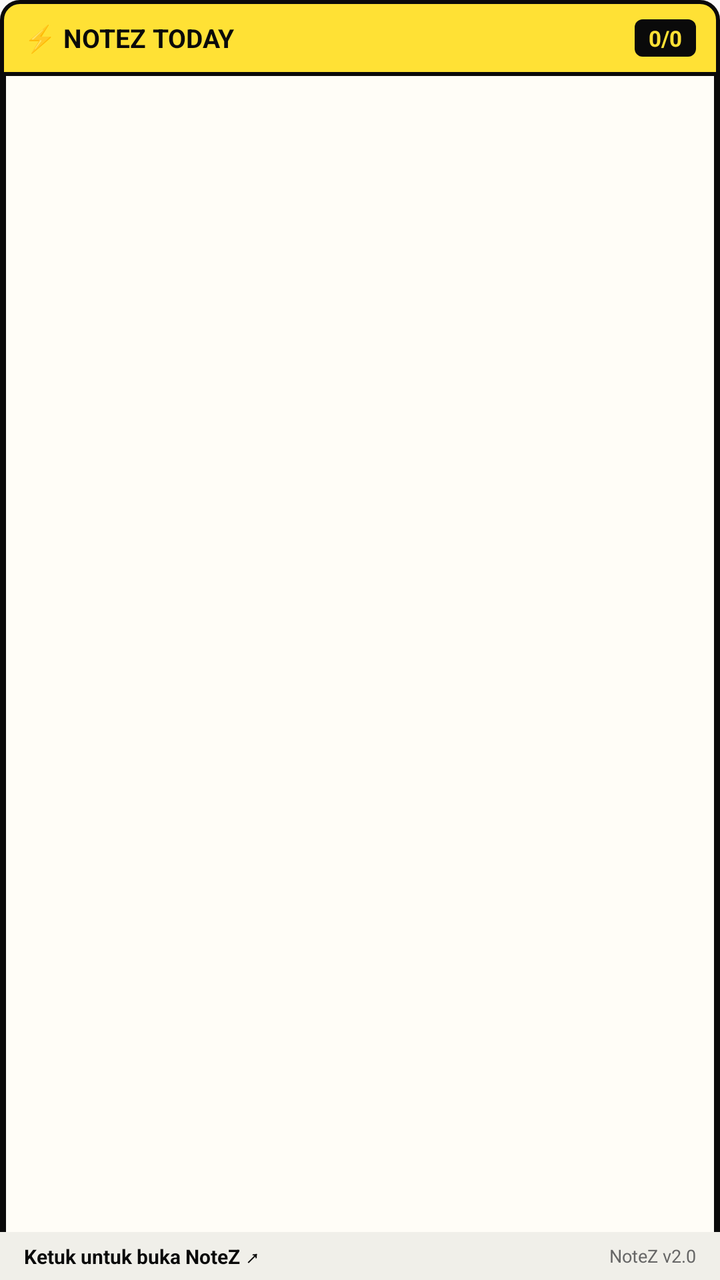
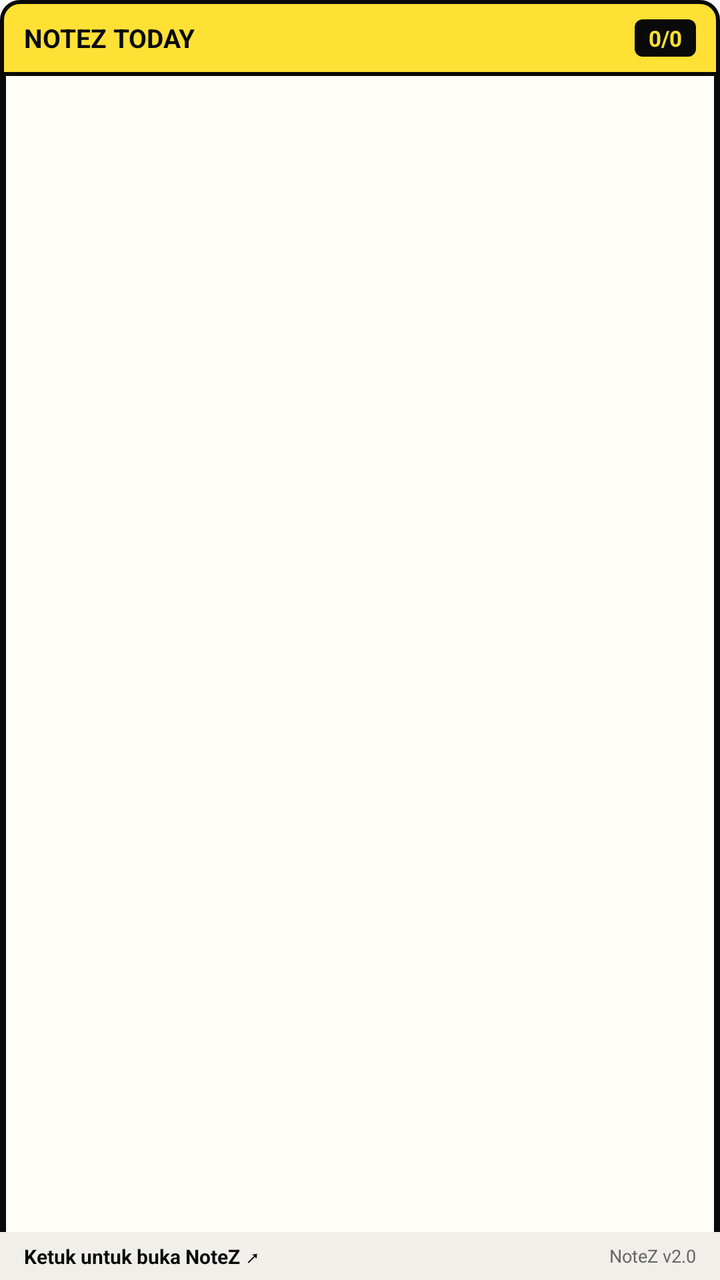

An Android layout rendered at two revisions. The XML below is the earlier revision; the diff shows what the commit changed to produce the second picture.
<!-- AndroidManifest.xml: application theme AppTheme -->
<!-- res/layout/widget_notez_tasks.xml -->
<?xml version="1.0" encoding="utf-8"?>
<LinearLayout xmlns:android="http://schemas.android.com/apk/res/android"
    android:id="@+id/widget_root_layout"
    android:layout_width="match_parent"
    android:layout_height="match_parent"
    android:orientation="vertical"
    android:background="@drawable/widget_card_bg"
    android:padding="0dp">

    
    <LinearLayout
        android:layout_width="match_parent"
        android:layout_height="38dp"
        android:background="@drawable/widget_header_bg"
        android:orientation="horizontal"
        android:gravity="center_vertical"
        android:paddingStart="12dp"
        android:paddingEnd="12dp">

        <TextView
            android:id="@+id/widget_tv_header_title"
            android:layout_width="0dp"
            android:layout_height="wrap_content"
            android:layout_weight="1"
            android:text="⚡ NOTEZ TODAY"
            android:textColor="#0A0A0A"
            android:textSize="13sp"
            android:textStyle="bold" />

        <TextView
            android:id="@+id/widget_tv_counter"
            android:layout_width="wrap_content"
            android:layout_height="wrap_content"
            android:background="@drawable/widget_pill_bg"
            android:paddingStart="7dp"
            android:paddingEnd="7dp"
            android:paddingTop="2dp"
            android:paddingBottom="2dp"
            android:text="0/0"
            android:textColor="#FFE135"
            android:textSize="11sp"
            android:textStyle="bold" />
    </LinearLayout>

    
    <LinearLayout
        android:layout_width="match_parent"
        android:layout_height="0dp"
        android:layout_weight="1"
        android:orientation="vertical"
        android:paddingStart="8dp"
        android:paddingEnd="8dp"
        android:paddingTop="6dp"
        android:paddingBottom="6dp">

        
        <TextView
            android:id="@+id/widget_empty_text"
            android:layout_width="match_parent"
            android:layout_height="match_parent"
            android:gravity="center"
            android:text="Semua tugas beres! Siap taklukkan hari 🚀"
            android:textColor="#555555"
            android:textSize="12sp"
            android:textStyle="bold"
            android:visibility="gone" />

        
        <LinearLayout
            android:id="@+id/widget_row_1"
            android:layout_width="match_parent"
            android:layout_height="wrap_content"
            android:layout_marginBottom="4dp"
            android:background="@drawable/widget_item_bg"
            android:gravity="center_vertical"
            android:orientation="horizontal"
            android:padding="5dp"
            android:visibility="gone">

            <TextView
                android:id="@+id/widget_cb_1"
                android:layout_width="20dp"
                android:layout_height="wrap_content"
                android:gravity="center"
                android:text="☐"
                android:textColor="#0A0A0A"
                android:textSize="14sp"
                android:textStyle="bold" />

            <TextView
                android:id="@+id/widget_title_1"
                android:layout_width="0dp"
                android:layout_height="wrap_content"
                android:layout_weight="1"
                android:ellipsize="end"
                android:maxLines="1"
                android:paddingStart="4dp"
                android:paddingEnd="4dp"
                android:text="Task Title"
                android:textColor="#0A0A0A"
                android:textSize="11sp"
                android:textStyle="bold" />

            <TextView
                android:id="@+id/widget_badge_1"
                android:layout_width="wrap_content"
                android:layout_height="wrap_content"
                android:background="@drawable/widget_pill_bg"
                android:paddingStart="4dp"
                android:paddingEnd="4dp"
                android:text="HIGH"
                android:textColor="#FF6B6B"
                android:textSize="9sp"
                android:textStyle="bold" />
        </LinearLayout>

        
        <LinearLayout
            android:id="@+id/widget_row_2"
            android:layout_width="match_parent"
            android:layout_height="wrap_content"
            android:layout_marginBottom="4dp"
            android:background="@drawable/widget_item_bg"
            android:gravity="center_vertical"
            android:orientation="horizontal"
            android:padding="5dp"
            android:visibility="gone">

            <TextView
                android:id="@+id/widget_cb_2"
                android:layout_width="20dp"
                android:layout_height="wrap_content"
                android:gravity="center"
                android:text="☐"
                android:textColor="#0A0A0A"
                android:textSize="14sp"
                android:textStyle="bold" />

            <TextView
                android:id="@+id/widget_title_2"
                android:layout_width="0dp"
                android:layout_height="wrap_content"
                android:layout_weight="1"
                android:ellipsize="end"
                android:maxLines="1"
                android:paddingStart="4dp"
                android:paddingEnd="4dp"
                android:text="Task Title"
                android:textColor="#0A0A0A"
                android:textSize="11sp"
                android:textStyle="bold" />

            <TextView
                android:id="@+id/widget_badge_2"
                android:layout_width="wrap_content"
                android:layout_height="wrap_content"
                android:background="@drawable/widget_pill_bg"
                android:paddingStart="4dp"
                android:paddingEnd="4dp"
                android:text="MED"
                android:textColor="#FFE135"
                android:textSize="9sp"
                android:textStyle="bold" />
        </LinearLayout>

        
        <LinearLayout
            android:id="@+id/widget_row_3"
            android:layout_width="match_parent"
            android:layout_height="wrap_content"
            android:layout_marginBottom="4dp"
            android:background="@drawable/widget_item_bg"
            android:gravity="center_vertical"
            android:orientation="horizontal"
            android:padding="5dp"
            android:visibility="gone">

            <TextView
                android:id="@+id/widget_cb_3"
                android:layout_width="20dp"
                android:layout_height="wrap_content"
                android:gravity="center"
                android:text="☐"
                android:textColor="#0A0A0A"
                android:textSize="14sp"
                android:textStyle="bold" />

            <TextView
                android:id="@+id/widget_title_3"
                android:layout_width="0dp"
                android:layout_height="wrap_content"
                android:layout_weight="1"
                android:ellipsize="end"
                android:maxLines="1"
                android:paddingStart="4dp"
                android:paddingEnd="4dp"
                android:text="Task Title"
                android:textColor="#0A0A0A"
                android:textSize="11sp"
                android:textStyle="bold" />

            <TextView
                android:id="@+id/widget_badge_3"
                android:layout_width="wrap_content"
                android:layout_height="wrap_content"
                android:background="@drawable/widget_pill_bg"
                android:paddingStart="4dp"
                android:paddingEnd="4dp"
                android:text="LOW"
                android:textColor="#00F0FF"
                android:textSize="9sp"
                android:textStyle="bold" />
        </LinearLayout>

        
        <LinearLayout
            android:id="@+id/widget_row_4"
            android:layout_width="match_parent"
            android:layout_height="wrap_content"
            android:layout_marginBottom="4dp"
            android:background="@drawable/widget_item_bg"
            android:gravity="center_vertical"
            android:orientation="horizontal"
            android:padding="5dp"
            android:visibility="gone">

            <TextView
                android:id="@+id/widget_cb_4"
                android:layout_width="20dp"
                android:layout_height="wrap_content"
                android:gravity="center"
                android:text="☐"
                android:textColor="#0A0A0A"
                android:textSize="14sp"
                android:textStyle="bold" />

            <TextView
                android:id="@+id/widget_title_4"
                android:layout_width="0dp"
                android:layout_height="wrap_content"
                android:layout_weight="1"
                android:ellipsize="end"
                android:maxLines="1"
                android:paddingStart="4dp"
                android:paddingEnd="4dp"
                android:text="Task Title"
                android:textColor="#0A0A0A"
                android:textSize="11sp"
                android:textStyle="bold" />

            <TextView
                android:id="@+id/widget_badge_4"
                android:layout_width="wrap_content"
                android:layout_height="wrap_content"
                android:background="@drawable/widget_pill_bg"
                android:paddingStart="4dp"
                android:paddingEnd="4dp"
                android:text="LOW"
                android:textColor="#00F0FF"
                android:textSize="9sp"
                android:textStyle="bold" />
        </LinearLayout>

        
        <LinearLayout
            android:id="@+id/widget_row_5"
            android:layout_width="match_parent"
            android:layout_height="wrap_content"
            android:background="@drawable/widget_item_bg"
            android:gravity="center_vertical"
            android:orientation="horizontal"
            android:padding="5dp"
            android:visibility="gone">

            <TextView
                android:id="@+id/widget_cb_5"
                android:layout_width="20dp"
                android:layout_height="wrap_content"
                android:gravity="center"
                android:text="☐"
                android:textColor="#0A0A0A"
                android:textSize="14sp"
                android:textStyle="bold" />

            <TextView
                android:id="@+id/widget_title_5"
                android:layout_width="0dp"
                android:layout_height="wrap_content"
                android:layout_weight="1"
                android:ellipsize="end"
                android:maxLines="1"
                android:paddingStart="4dp"
                android:paddingEnd="4dp"
                android:text="Task Title"
                android:textColor="#0A0A0A"
                android:textSize="11sp"
                android:textStyle="bold" />

            <TextView
                android:id="@+id/widget_badge_5"
                android:layout_width="wrap_content"
                android:layout_height="wrap_content"
                android:background="@drawable/widget_pill_bg"
                android:paddingStart="4dp"
                android:paddingEnd="4dp"
                android:text="LOW"
                android:textColor="#00F0FF"
                android:textSize="9sp"
                android:textStyle="bold" />
        </LinearLayout>
    </LinearLayout>

    
    <LinearLayout
        android:layout_width="match_parent"
        android:layout_height="24dp"
        android:gravity="center_vertical"
        android:orientation="horizontal"
        android:paddingStart="12dp"
        android:paddingEnd="12dp"
        android:background="#F0EFE9">

        <TextView
            android:id="@+id/widget_footer_text"
            android:layout_width="0dp"
            android:layout_height="wrap_content"
            android:layout_weight="1"
            android:text="Ketuk untuk buka NoteZ ↗"
            android:textColor="#0A0A0A"
            android:textSize="10sp"
            android:textStyle="bold" />

        <TextView
            android:id="@+id/widget_updated_text"
            android:layout_width="wrap_content"
            android:layout_height="wrap_content"
            android:text="NoteZ v2.0"
            android:textColor="#666666"
            android:textSize="9sp" />
    </LinearLayout>
</LinearLayout>
<!-- resources referenced by this layout -->
<resources>
  <!-- drawable widget_card_bg (drawable) -->
  <?xml version="1.0" encoding="utf-8"?>
  <shape xmlns:android="http://schemas.android.com/apk/res/android"
      android:shape="rectangle">
      <solid android:color="#FFFDF7" />
      <stroke
          android:width="3dp"
          android:color="#0A0A0A" />
      <corners android:radius="12dp" />
  </shape>
  <!-- drawable widget_header_bg (drawable) -->
  <?xml version="1.0" encoding="utf-8"?>
  <shape xmlns:android="http://schemas.android.com/apk/res/android"
      android:shape="rectangle">
      <solid android:color="#FFE135" />
      <stroke
          android:width="2dp"
          android:color="#0A0A0A" />
      <corners
          android:topLeftRadius="9dp"
          android:topRightRadius="9dp"
          android:bottomLeftRadius="0dp"
          android:bottomRightRadius="0dp" />
  </shape>
  <!-- drawable widget_item_bg (drawable) -->
  <?xml version="1.0" encoding="utf-8"?>
  <shape xmlns:android="http://schemas.android.com/apk/res/android"
      android:shape="rectangle">
      <solid android:color="#FFFFFF" />
      <stroke
          android:width="1.5dp"
          android:color="#0A0A0A" />
      <corners android:radius="6dp" />
  </shape>
  <!-- drawable widget_pill_bg (drawable) -->
  <?xml version="1.0" encoding="utf-8"?>
  <shape xmlns:android="http://schemas.android.com/apk/res/android"
      android:shape="rectangle">
      <solid android:color="#0A0A0A" />
      <corners android:radius="4dp" />
  </shape>
  <style name="AppTheme" parent="Theme.AppCompat.Light.DarkActionBar">
          
          <item name="colorPrimary">@color/colorPrimary</item>
          <item name="colorPrimaryDark">@color/colorPrimaryDark</item>
          <item name="colorAccent">@color/colorAccent</item>
      </style>
</resources>

<!-- the commit's change to res/layout/widget_notez_tasks.xml (unified diff, before → after) -->
@@ -22,7 +22,7 @@
             android:layout_width="0dp"
             android:layout_height="wrap_content"
             android:layout_weight="1"
-            android:text="⚡ NOTEZ TODAY"
+            android:text="NOTEZ TODAY"
             android:textColor="#0A0A0A"
             android:textSize="13sp"
             android:textStyle="bold" />
@@ -59,7 +59,7 @@
             android:layout_width="match_parent"
             android:layout_height="match_parent"
             android:gravity="center"
-            android:text="Semua tugas beres! Siap taklukkan hari 🚀"
+            android:text="Semua tugas beres! Siap taklukkan hari."
             android:textColor="#555555"
             android:textSize="12sp"
             android:textStyle="bold"
